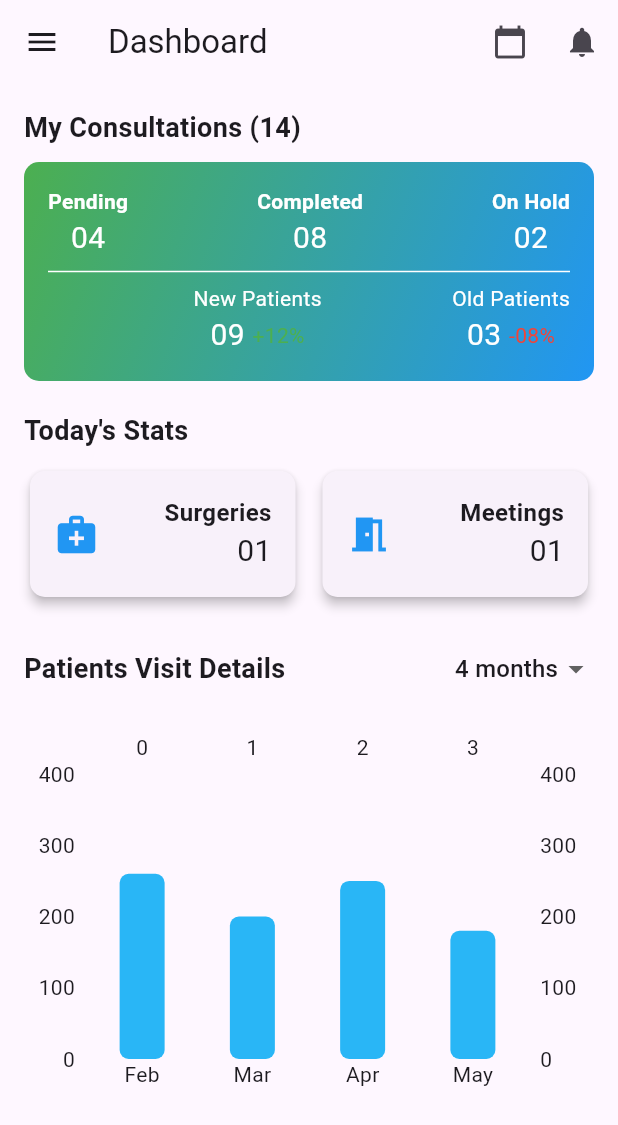
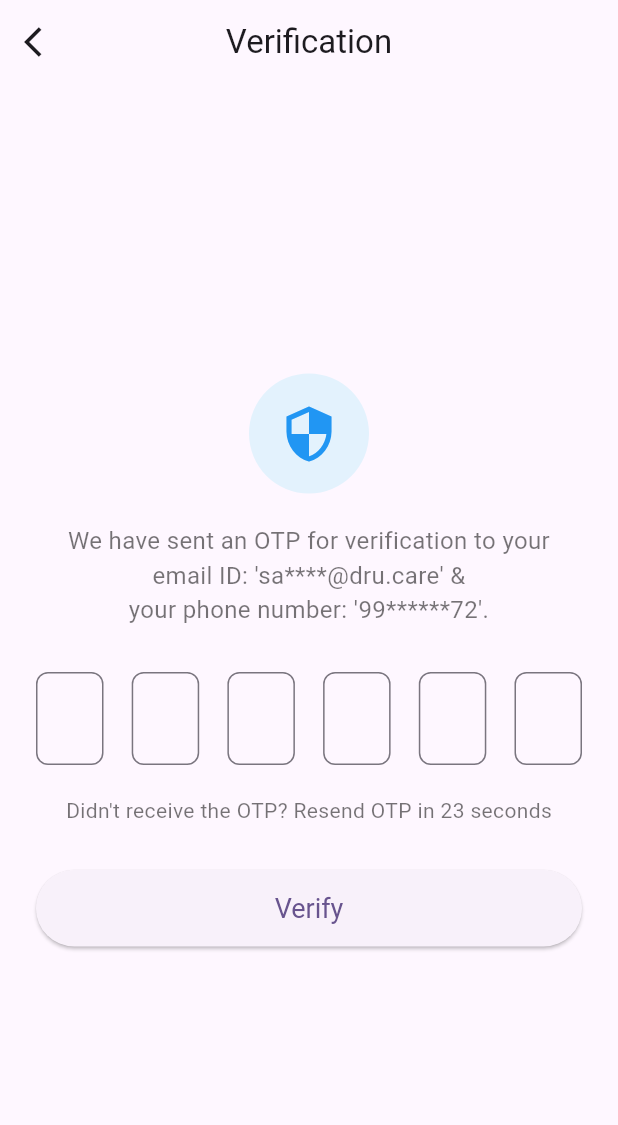
Before and after one commit to sudheer368/direct-app-2.0, a Flutter app: the screen it shows after launch, on a phone screen of 412 x 824 dp. Shown: the top 1125 px of the screen. Run offline on Flutter 3.47's test engine with Material 3 defaults, Android fonts, the phone set to English and light mode, and no system bars; drawn by our look-alikes of fl_chart.

Commit message:
screen 21,22,23

```diff
--- a/tarunsir_task3/lib/main.dart
+++ b/tarunsir_task3/lib/main.dart
@@ -1,5 +1,7 @@
 import 'package:flutter/material.dart';
 import 'package:tarunsir_task3/home.dart';
+import 'package:tarunsir_task3/screen_21.dart';
+import 'package:tarunsir_task3/screen_23.dart';
 
 void main() {
   runApp(const MyApp());
@@ -32,7 +34,7 @@ class MyApp extends StatelessWidget {
         colorScheme: ColorScheme.fromSeed(seedColor: Colors.deepPurple),
         useMaterial3: true,
       ),
-      home:  DashboardScreen(),
+      home:  OTPVerificationScreen(),
     );
   }
 }
--- /dev/null
+++ b/tarunsir_task3/lib/screen_21.dart
@@ -0,0 +1,132 @@
+import 'package:flutter/material.dart';
+import 'package:flutter/services.dart';
+import 'dart:async';
+
+class OTPVerificationScreen extends StatefulWidget {
+  @override
+  _OTPVerificationScreenState createState() => _OTPVerificationScreenState();
+}
+
+class _OTPVerificationScreenState extends State<OTPVerificationScreen> {
+  late Timer _timer;
+  int _start = 30;
+
+  @override
+  void initState() {
+    super.initState();
+    startTimer();
+  }
+
+  void startTimer() {
+    _timer = Timer.periodic(Duration(seconds: 1), (timer) {
+      setState(() {
+        if (_start > 0) {
+          _start--;
+        } else {
+          _timer.cancel();
+        }
+      });
+    });
+  }
+
+  @override
+  void dispose() {
+    _timer.cancel();
+    super.dispose();
+  }
+
+  @override
+  Widget build(BuildContext context) {
+    return Scaffold(
+      appBar: AppBar(
+        leading: IconButton(
+          icon: Icon(Icons.arrow_back_ios),
+          onPressed: () {
+            Navigator.of(context).pop();
+          },
+        ),
+        title: Text('Verification'),
+        centerTitle: true,
+      ),
+      body: Padding(
+        padding: EdgeInsets.symmetric(horizontal: 24.0),
+        child: Column(
+          mainAxisAlignment: MainAxisAlignment.center,
+          children: [
+            CircleAvatar(
+              radius: 40,
+              backgroundColor: Colors.blue[50],
+              child: Icon(Icons.security, size: 40, color: Colors.blue),
+            ),
+            SizedBox(height: 20),
+            Text(
+              "We have sent an OTP for verification to your\n"
+              "email ID: 'sa****@dru.care' &\n"
+              "your phone number: '99******72'.",
+              textAlign: TextAlign.center,
+              style: TextStyle(fontSize: 16, color: Colors.black54),
+            ),
+            SizedBox(height: 30),
+            Row(
+              mainAxisAlignment: MainAxisAlignment.spaceBetween,
+              children: List.generate(6, (index) {
+                return SizedBox(
+                  width: 45,
+                  child: TextField(
+                    textAlign: TextAlign.center,
+                    style: TextStyle(fontSize: 20),
+                    keyboardType: TextInputType.number,
+                    inputFormatters: [LengthLimitingTextInputFormatter(1)],
+                    decoration: InputDecoration(
+                      border: OutlineInputBorder(
+                        borderRadius: BorderRadius.circular(8),
+                      ),
+                    ),
+                  ),
+                );
+              }),
+            ),
+            SizedBox(height: 20),
+            _start > 0
+                ? Text(
+                    "Didn't receive the OTP? Resend OTP in $_start seconds",
+                    style: TextStyle(fontSize: 14, color: Colors.black54),
+                  )
+                : GestureDetector(
+                    onTap: () {
+                      setState(() {
+                        _start = 30;
+                        startTimer();
+                      });
+                    },
+                    child: Text(
+                      "Resend OTP",
+                      style: TextStyle(fontSize: 14, color: Colors.blue),
+                    ),
+                  ),
+            SizedBox(height: 30),
+            SizedBox(
+              width: double.infinity,
+              child: ElevatedButton(
+                onPressed: () {
+                  // Add OTP verification logic
+                },
+                child: Text('Verify'),
+                style: ElevatedButton.styleFrom(
+                  padding: EdgeInsets.symmetric(vertical: 15),
+                  textStyle: TextStyle(fontSize: 18),
+                ),
+              ),
+            ),
+          ],
+        ),
+      ),
+    );
+  }
+}
+
+void main() {
+  runApp(MaterialApp(
+    home: OTPVerificationScreen(),
+  ));
+}
```
Also changed, not shown: tarunsir_task3/lib/screen_22.dart (added, +132 -0 lines), tarunsir_task3/lib/screen_23.dart (added, +189 -0 lines), tarunsir_task3/lib/screen_17.dart (renamed from tarunsir_task3/lib/screen17.dart).
